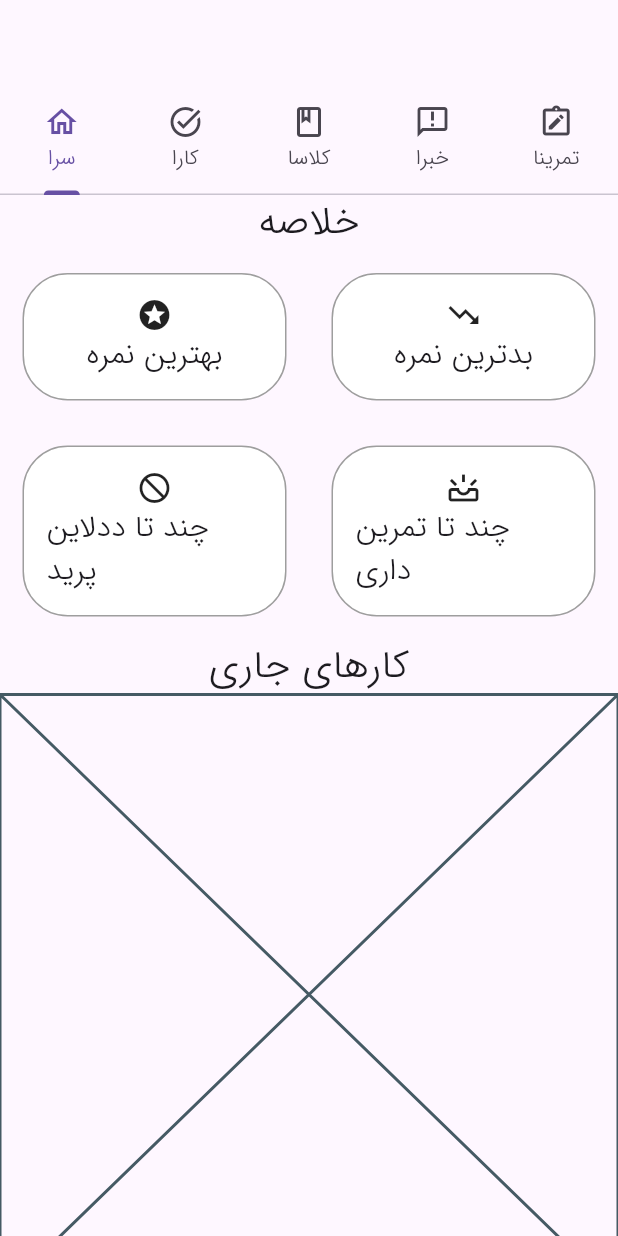
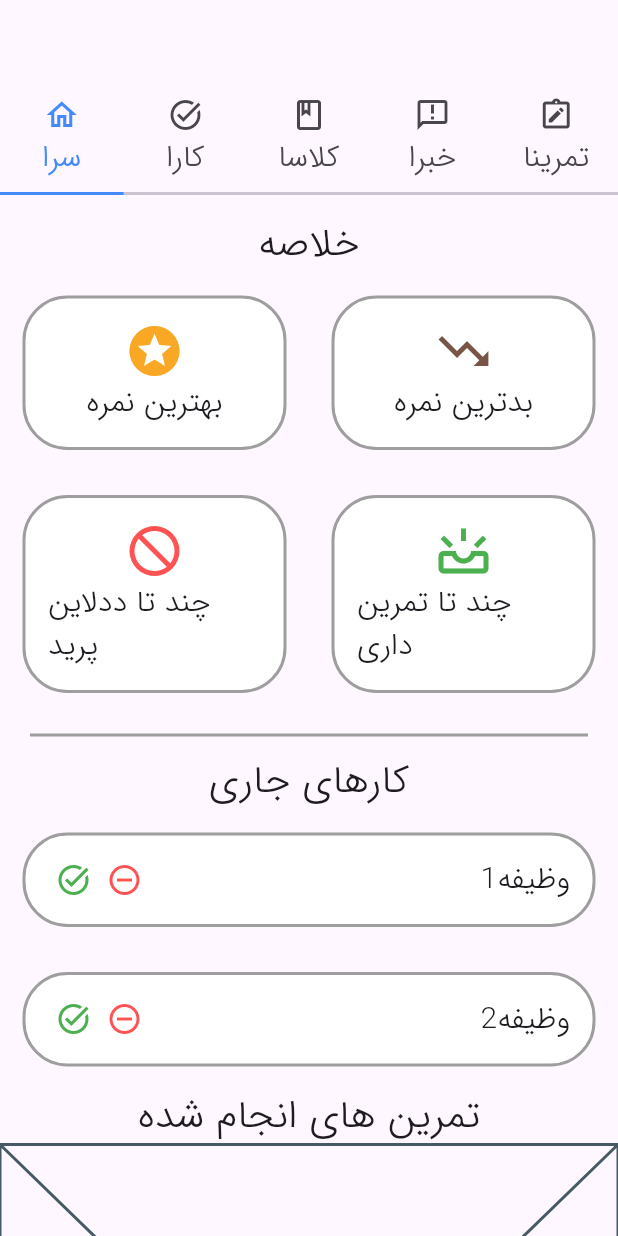
Before and after one commit to alinasrollahpour/AP, a Flutter app: the screen it shows after launch, on a phone screen of 412 x 824 dp. Run offline on Flutter 3.47's test engine with Material 3 defaults, Android fonts, the phone set to English and light mode, and no system bars; our stand-ins replace fluttertoast.

Commit message:
customizing Sara

```diff
--- a/android_front/lib/ali_container.dart
+++ b/android_front/lib/ali_container.dart
@@ -14,7 +14,7 @@ class RoundedContainer extends StatelessWidget {
     required this.child,
     this.borderRadius = 30.0,
     this.borderColor = Colors.grey,
-    this.borderWidth = 1.0,
+    this.borderWidth = 2.0,
     this.backgroundColor = Colors.white,
     this.padding = const EdgeInsets.all(15.0),
     this.margin = const EdgeInsets.all(15.0),
--- a/android_front/lib/tab_parent.dart
+++ b/android_front/lib/tab_parent.dart
@@ -15,6 +15,11 @@ class TabParent extends StatelessWidget {
       child: Scaffold(
         appBar: AppBar(
           bottom: const TabBar(
+            labelColor: Colors.blueAccent,
+            indicatorColor: Colors.blueAccent,
+            dividerHeight: 2,
+            indicatorSize: TabBarIndicatorSize.tab,
+            labelStyle: TextStyle(fontSize: 20),
             tabs: [
               Tab(icon: Icon(Icons.home_outlined, ),
                   child: Text("سرا")),
--- a/android_front/lib/workstation_pages/sara.dart
+++ b/android_front/lib/workstation_pages/sara.dart
@@ -1,3 +1,4 @@
+import 'package:flutter/cupertino.dart';
 import 'package:flutter/material.dart';
 
 import '../ali_container.dart';
@@ -5,22 +6,35 @@ import '../ali_container.dart';
 class Sara extends StatelessWidget {
   late double widthScr;
   late double heightScr;
+
   @override
   Widget build(BuildContext context) {
     widthScr = MediaQuery.of(context).size.width;
     heightScr = MediaQuery.of(context).size.width;
     return Column(
       children: [
-        Text('خلاصه', style: TextStyle(fontSize: 26),),
+        SizedBox(
+          height: 15,
+        ),
+        Text(
+          'خلاصه',
+          style: TextStyle(fontSize: 26),
+        ),
         summary(context),
-        Text('کارهای جاری', style: TextStyle(fontSize: 26),),
+        line(context),
+        Text(
+          'کارهای جاری',
+          style: TextStyle(fontSize: 26),
+        ),
         currentJobs(context),
-        Text('تمرین های انجام شده', style: TextStyle(fontSize: 26),),
+        Text(
+          'تمرین های انجام شده',
+          style: TextStyle(fontSize: 26),
+        ),
         done(context)
       ],
     );
   }
-
 
   //widgets#############
   Widget summary(BuildContext context) {
@@ -28,24 +42,23 @@ class Sara extends StatelessWidget {
       children: [
         Center(
           child: Row(
-            children: [
-              best_score(context),
-              worst_score(context)
-            ],
+            children: [best_score(context), worst_score(context)],
           ),
         ),
         Row(
-          children: [
-            lost_deadlines(context),
-            assignments(context)
-          ],
+          children: [lost_deadlines(context), assignments(context)],
         )
       ],
     );
   }
 
   Widget currentJobs(BuildContext context) {
-    return Placeholder();
+    //temporary
+    String text1 = 'وظیفه1';
+    String text2 = 'وظیفه2';
+    return Column(
+      children: [job(context, text1), job(context, text2)],
+    );
   }
 
   Widget done(BuildContext context) {
@@ -55,12 +68,19 @@ class Sara extends StatelessWidget {
   //inner widgets#########
   Widget worst_score(BuildContext context) {
     return SizedBox(
-      width: widthScr/2,
+      width: widthScr / 2,
       child: RoundedContainer(
         child: Column(
           children: [
-            Icon(Icons.trending_down_outlined),
-            Text('بدترین نمره', style: TextStyle(fontSize: 20),)
+            Icon(
+              Icons.trending_down_outlined,
+              color: Colors.brown,
+              size: 40,
+            ),
+            Text(
+              'بدترین نمره',
+              style: TextStyle(fontSize: 20),
+            )
           ],
         ),
       ),
@@ -69,12 +89,17 @@ class Sara extends StatelessWidget {
 
   Widget best_score(BuildContext context) {
     return SizedBox(
-      width: widthScr/2,
+      width: widthScr / 2,
       child: RoundedContainer(
         child: Column(
           children: [
-            Icon(Icons.stars_sharp),
-            Text('بهترین نمره', style: TextStyle(fontSize: 20),)
+            Icon(Icons.stars_sharp,
+              color: Colors.yellow.shade800,
+              size: 40,),
+            Text(
+              'بهترین نمره',
+              style: TextStyle(fontSize: 20),
+            )
           ],
         ),
       ),
@@ -83,12 +108,17 @@ class Sara extends StatelessWidget {
 
   Widget assignments(BuildContext context) {
     return SizedBox(
-      width: widthScr/2,
+      width: widthScr / 2,
       child: RoundedContainer(
         child: Column(
           children: [
-            Icon(Icons.upcoming_outlined),
-            Text('چند تا تمرین داری', style: TextStyle(fontSize: 20),)
+            Icon(Icons.upcoming_outlined,
+              color: Colors.green,
+              size: 40,),
+            Text(
+              'چند تا تمرین داری',
+              style: TextStyle(fontSize: 20),
+            )
           ],
         ),
       ),
@@ -97,17 +127,61 @@ class Sara extends StatelessWidget {
 
   Widget lost_deadlines(BuildContext context) {
     return SizedBox(
-      width: widthScr/2,
+      width: widthScr / 2,
       child: RoundedContainer(
         child: Column(
           children: [
-            Icon(Icons.not_interested_outlined),
-            Text('چند تا ددلاین پرید', style: TextStyle(fontSize: 20),)
+            Icon(Icons.not_interested_outlined,
+              color: Colors.redAccent,
+              size: 40,),
+            Text(
+              'چند تا ددلاین پرید',
+              style: TextStyle(fontSize: 20),
+            )
           ],
         ),
       ),
     );
   }
 
+  Widget job(BuildContext context, String text) {
+    return RoundedContainer(
+      child: SizedBox(
+        width: widthScr - 40,
+        child: Row(
+          children: [
+            Padding(
+              padding: const EdgeInsets.fromLTRB(5, 0, 10, 0),
+              child: Icon(
+                Icons.task_alt,
+                color: Colors.green,
+              ),
+            ),
+            Icon(
+              Icons.do_not_disturb_on_outlined,
+              color: Colors.redAccent,
+            ),
+            Expanded(
+              child: SizedBox(),
+            ),
+            Text(
+              text,
+              style: TextStyle(fontSize: 20),
+            )
+          ],
+        ),
+      ),
+    );
+  }
 
+  Widget line(BuildContext context) {
+    return Padding(
+      padding: const EdgeInsets.all(12.0),
+      child: Container(
+        height: 2,
+        width: widthScr - 40,
+        color: Colors.grey,
+      ),
+    );
+  }
 }
```
